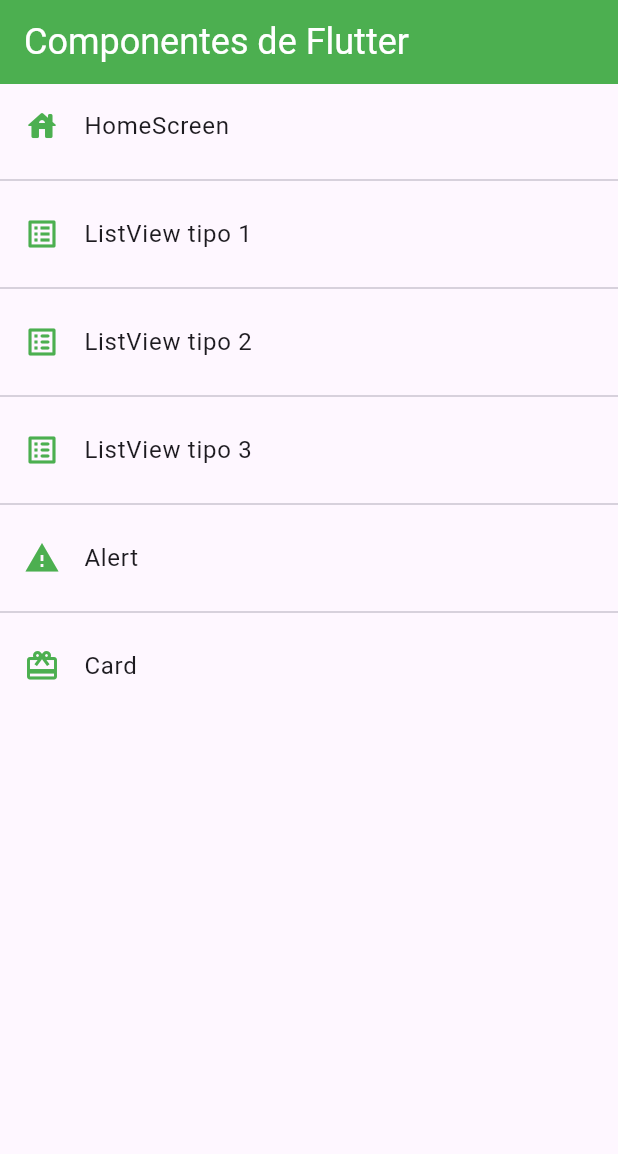
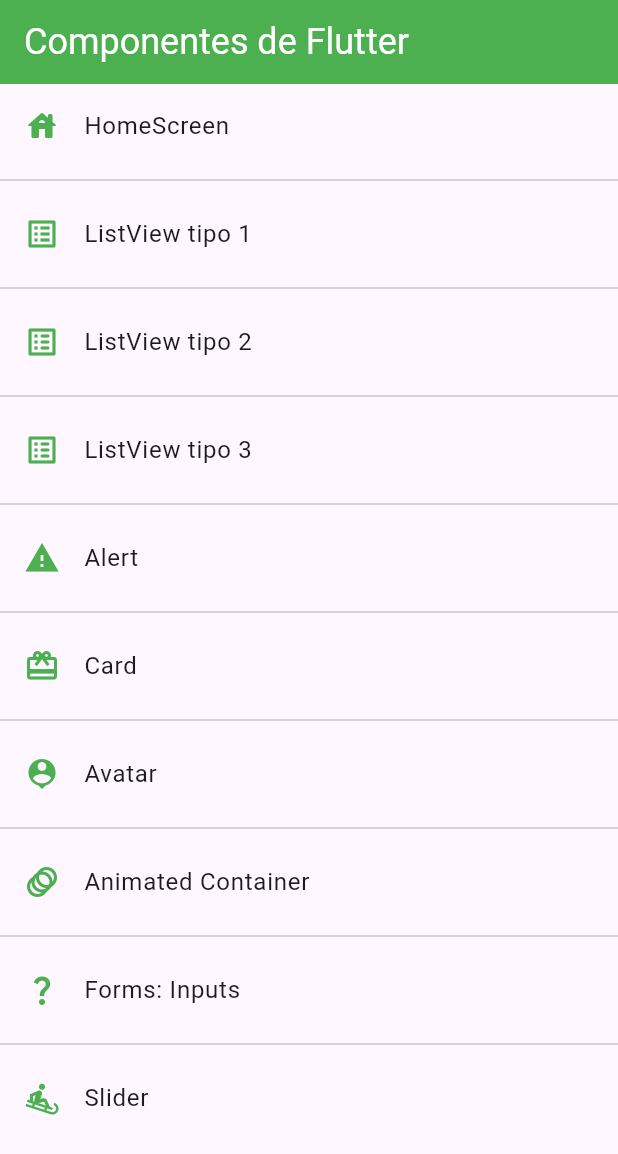
Before and after one commit to jrs0407/flutter_components_1_Cards, a Flutter app: the screen it shows after launch, on a phone screen of 412 x 824 dp. Shown: the top 1154 px of the screen. Run offline on Flutter 3.47's test engine with Material 3 defaults, Android fonts, the light colour scheme and no system bars.

Commit message:
commits de clase

```diff
--- a/lib/routes/app_routes.dart
+++ b/lib/routes/app_routes.dart
@@ -38,6 +38,26 @@
       icon: Icons.card_giftcard,
       name: 'Card',
       screen: const CardScreen()),
+      MenuOption(
+      route: 'avatar',
+      icon: Icons.person_pin,
+      name: 'Avatar',
+      screen: const AvatarScreen()),
+      MenuOption(
+      route: 'animated',
+      icon: Icons.animation,
+      name: 'Animated Container',
+      screen: const AnimatedScreen()),
+      MenuOption(
+      route: 'inputs',
+      icon: Icons.question_mark,
+      name: 'Forms: Inputs',
+      screen: const InputsScreen()),
+      MenuOption(
+      route: 'slider',
+      icon: Icons.sledding,
+      name: 'Slider',
+      screen: const SliderScreen()),
   ];
 
   static Map<String, Widget Function(BuildContext)> getAppRoutes(){
--- a/lib/screens/card_screen.dart
+++ b/lib/screens/card_screen.dart
@@ -27,7 +27,7 @@
           SizedBox(height: 10),
           CustomCardTipo2(imagenUrl: 'https://www.xtrafondos.com/wallpapers/marcha-imperial-star-wars-4496.jpg', nombre: 'Star Wars 2'),
           SizedBox(height: 10),
-          CustomCardTipo2(imagenUrl: 'https://wallpapers.com/images/hd/4k-star-wars-darth-vader-art-gfufiqxrm9p5w4gp.jpg', nombre: 'Star Wars 3'),
+          CustomCardTipo2(imagenUrl: 'https://wallpapers.com/images/hd/4k-star-wars-darth-vader-art-gfufiqxrm9p5w4gp.jpg', nombre: 'hola'),
           SizedBox(height: 10),
           CustomCardTipo2(imagenUrl: 'https://wallpapers.com/images/hd/1920-x-1080-star-wars-88kwuwvd3lsml1zk.jpg'),
 
--- a/lib/screens/screens.dart
+++ b/lib/screens/screens.dart
@@ -3,3 +3,7 @@
 export 'package:flutter_components_1/screens/home_screen.dart';
 export 'package:flutter_components_1/screens/listView1_screen.dart';
 export 'package:flutter_components_1/screens/listView2_screen.dart';
+export 'package:flutter_components_1/screens/avatar_screen.dart';
+export 'package:flutter_components_1/screens/animated_screen.dart';
+export 'package:flutter_components_1/screens/inputs_screen.dart';
+export 'package:flutter_components_1/screens/slider_screen.dart';
--- a/lib/theme/app_theme.dart
+++ b/lib/theme/app_theme.dart
@@ -30,5 +30,36 @@
       foregroundColor: Colors.white
       ),
 
+      elevatedButtonTheme: ElevatedButtonThemeData(
+        style: ElevatedButton.styleFrom(
+          backgroundColor: primary,
+          foregroundColor: Colors.white,
+          shape: const StadiumBorder(),
+          elevation: 5,
+
+        )
+      ),
+
+      //InputDecoration
+      inputDecorationTheme: InputDecorationTheme(
+        floatingLabelStyle:  TextStyle(color: primary),
+        enabledBorder: OutlineInputBorder(
+          borderSide:  BorderSide(color: primary),
+          borderRadius: BorderRadius.circular(10),
+        ),
+        focusedBorder: OutlineInputBorder(
+          borderSide: BorderSide(color: primary),
+          borderRadius: BorderRadius.circular(10),
+        ),
+        border: OutlineInputBorder(
+          borderRadius: BorderRadius.circular(10),
+        )
+      ),
+
+      sliderTheme: const SliderThemeData(
+        activeTrackColor: primary,
+        thumbColor: primary,
+       ),
+
       );
 }
--- a/lib/widgets/widgets.dart
+++ b/lib/widgets/widgets.dart
@@ -1,2 +1,3 @@
 export 'package:flutter_components_1/widgets/custom_card_tipo1.dart';
 export 'package:flutter_components_1/widgets/custom_card_tipo2.dart';
+export 'package:flutter_components_1/widgets/custom_text_form_field.dart';
```
Also changed, not shown: lib/screens/alert_screen.dart (+37 -2 lines), lib/screens/animated_screen.dart (added, +49 -0 lines), lib/screens/avatar_screen.dart (added, +31 -0 lines), lib/screens/inputs_screen.dart (added, +136 -0 lines), lib/screens/slider_screen.dart (added, +52 -0 lines), lib/widgets/custom_card_tipo1.dart (+5 -2 lines), lib/widgets/custom_text_form_field.dart (added, +48 -0 lines).
